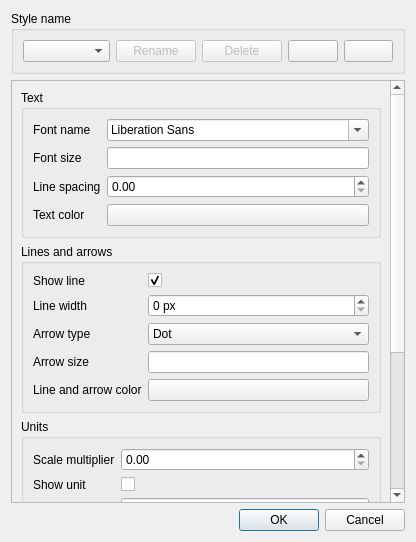
The window that src/Mod/Draft/Resources/ui/dialog_AnnotationStyleEditor.ui (southseact-3d/fcd) describes before a commit, drawn with Qt 5.
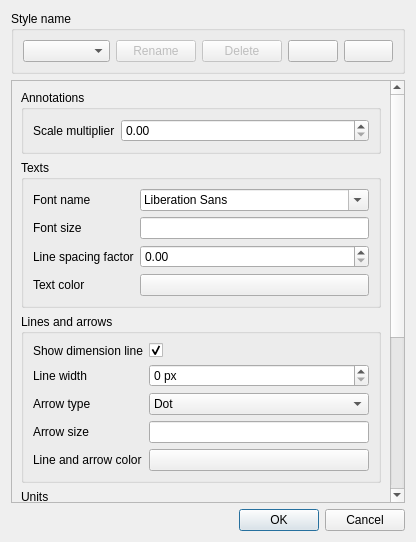
The same window after the commit. Custom widgets are drawn as their Qt base class.

Commit message:
Draft: change position of 'Scale multiplier' field in UI
Fixes #16501.

```diff
--- a/src/Mod/Draft/Resources/ui/dialog_AnnotationStyleEditor.ui
+++ b/src/Mod/Draft/Resources/ui/dialog_AnnotationStyleEditor.ui
@@ -161,11 +161,55 @@
        <item>
         <widget class="QGroupBox" name="groupBox_2">
          <property name="title">
-          <string>Text</string>
+          <string>Annotations</string>
          </property>
          <layout class="QGridLayout" name="gridLayout">
           <item row="0" column="0">
-           <widget class="QLabel" name="label">
+           <widget class="QLabel" name="label_ScaleMultiplier">
+            <property name="toolTip">
+             <string>A multiplier factor that affects the size of texts and markers</string>
+            </property>
+            <property name="text">
+             <string>Scale multiplier</string>
+            </property>
+           </widget>
+          </item>
+          <item row="0" column="1">
+           <widget class="QDoubleSpinBox" name="ScaleMultiplier">
+            <property name="sizePolicy">
+             <sizepolicy hsizetype="MinimumExpanding" vsizetype="Fixed">
+              <horstretch>0</horstretch>
+              <verstretch>0</verstretch>
+             </sizepolicy>
+            </property>
+            <property name="minimumSize">
+             <size>
+              <width>60</width>
+              <height>0</height>
+             </size>
+            </property>
+            <property name="toolTip">
+             <string>A multiplier factor that affects the size of texts and markers</string>
+            </property>
+            <property name="minimum">
+             <number>0</number>
+            </property>
+            <property name="maximum">
+             <number>10000</number>
+            </property>
+           </widget>
+          </item>
+         </layout>
+        </widget>
+       </item>
+       <item>
+        <widget class="QGroupBox" name="groupBox_3">
+         <property name="title">
+          <string>Texts</string>
+         </property>
+         <layout class="QGridLayout" name="gridLayout_2">
+          <item row="0" column="0">
+           <widget class="QLabel" name="label_FontName">
             <property name="toolTip">
              <string>The font to use for texts and dimensions</string>
             </property>
@@ -194,7 +238,7 @@
            </widget>
           </item>
           <item row="1" column="0">
-           <widget class="QLabel" name="label_2">
+           <widget class="QLabel" name="label_FontSize">
             <property name="toolTip">
              <string>The font size in system units</string>
             </property>
@@ -214,12 +258,12 @@
            </widget>
           </item>
           <item row="2" column="0">
-           <widget class="QLabel" name="label_3">
+           <widget class="QLabel" name="label_LineSpacing">
             <property name="toolTip">
              <string>The line spacing for multi-line texts and labels (relative to the font size)</string>
             </property>
             <property name="text">
-             <string>Line spacing</string>
+             <string>Line spacing factor</string>
             </property>
            </widget>
           </item>
@@ -231,7 +275,7 @@
            </widget>
           </item>
           <item row="3" column="0">
-           <widget class="QLabel" name="label_4">
+           <widget class="QLabel" name="label_TextColor">
             <property name="toolTip">
              <string>The color of texts, dimension texts and label texts</string>
             </property>
@@ -251,18 +295,18 @@
         </widget>
        </item>
        <item>
-        <widget class="QGroupBox" name="groupBox_3">
+        <widget class="QGroupBox" name="groupBox_4">
          <property name="title">
           <string>Lines and arrows</string>
          </property>
-         <layout class="QGridLayout" name="gridLayout_2">
+         <layout class="QGridLayout" name="gridLayout_3">
           <item row="0" column="0">
-           <widget class="QLabel" name="label_5">
+           <widget class="QLabel" name="label_ShowLine">
             <property name="toolTip">
              <string>If it is checked it will display the dimension line</string>
             </property>
             <property name="text">
-             <string>Show line</string>
+             <string>Show dimension line</string>
             </property>
            </widget>
           </item>
@@ -283,7 +327,7 @@
            </widget>
           </item>
           <item row="2" column="0">
-           <widget class="QLabel" name="label_6">
+           <widget class="QLabel" name="label_LineWidth">
             <property name="toolTip">
              <string>The width of the lines</string>
             </property>
@@ -303,7 +347,7 @@
            </widget>
           </item>
           <item row="3" column="0">
-           <widget class="QLabel" name="label_7">
+           <widget class="QLabel" name="label_ArrowType">
             <property name="toolTip">
              <string>The type of arrows or markers to use for dimensions and labels</string>
             </property>
@@ -357,7 +401,7 @@
            </widget>
           </item>
           <item row="4" column="0">
-           <widget class="QLabel" name="label_8">
+           <widget class="QLabel" name="label_ArrowSize">
             <property name="toolTip">
              <string>The size of the arrows or markers in system units</string>
             </property>
@@ -377,7 +421,7 @@
            </widget>
           </item>
           <item row="5" column="0">
-           <widget class="QLabel" name="label_9">
+           <widget class="QLabel" name="label_LineColor">
             <property name="toolTip">
              <string>The color of lines and arrows</string>
             </property>
@@ -397,36 +441,13 @@
         </widget>
        </item>
        <item>
-        <widget class="QGroupBox" name="groupBox_4">
+        <widget class="QGroupBox" name="groupBox_5">
          <property name="title">
           <string>Units</string>
          </property>
-         <layout class="QGridLayout" name="gridLayout_3">
+         <layout class="QGridLayout" name="gridLayout_4">
           <item row="0" column="0">
-           <widget class="QLabel" name="label_10">
-            <property name="toolTip">
-             <string>A multiplier factor that affects the size of texts and markers</string>
-            </property>
-            <property name="text">
-             <string>Scale multiplier</string>
-            </property>
-           </widget>
-          </item>
-          <item row="0" column="1">
-           <widget class="QDoubleSpinBox" name="ScaleMultiplier">
-            <property name="toolTip">
-             <string>A multiplier factor that affects the size of texts and markers</string>
-            </property>
-            <property name="minimum">
-             <number>0</number>
-            </property>
-            <property name="maximum">
-             <number>10000</number>
-            </property>
-           </widget>
-          </item>
-          <item row="1" column="0">
-           <widget class="QLabel" name="label_11">
+           <widget class="QLabel" name="label_ShowUnit">
             <property name="toolTip">
              <string>If it is checked it will show the unit next to the dimension value</string>
             </property>
@@ -435,7 +456,7 @@
             </property>
            </widget>
           </item>
-          <item row="1" column="1">
+          <item row="0" column="1">
            <widget class="QCheckBox" name="ShowUnit">
             <property name="toolTip">
              <string>If it is checked it will show the unit next to the dimension value</string>
@@ -448,8 +469,8 @@
             </property>
            </widget>
           </item>
-         <item row="2" column="0">
-           <widget class="QLabel" name="label_12">
+         <item row="1" column="0">
+           <widget class="QLabel" name="label_UnitOverride">
             <property name="toolTip">
              <string>Specify a valid length unit like mm, m, in, ft, to force displaying the dimension value in this unit</string>
             </property>
@@ -458,7 +479,7 @@
             </property>
            </widget>
           </item>
-          <item row="2" column="1">
+          <item row="1" column="1">
            <widget class="QLineEdit" name="UnitOverride">
             <property name="toolTip">
              <string>Specify a valid length unit like mm, m, in, ft, to force displaying the dimension value in this unit</string>
```
Left out of the diff: 34 changed lines with no effect on the pictures. The commit also changes 2 other files.
